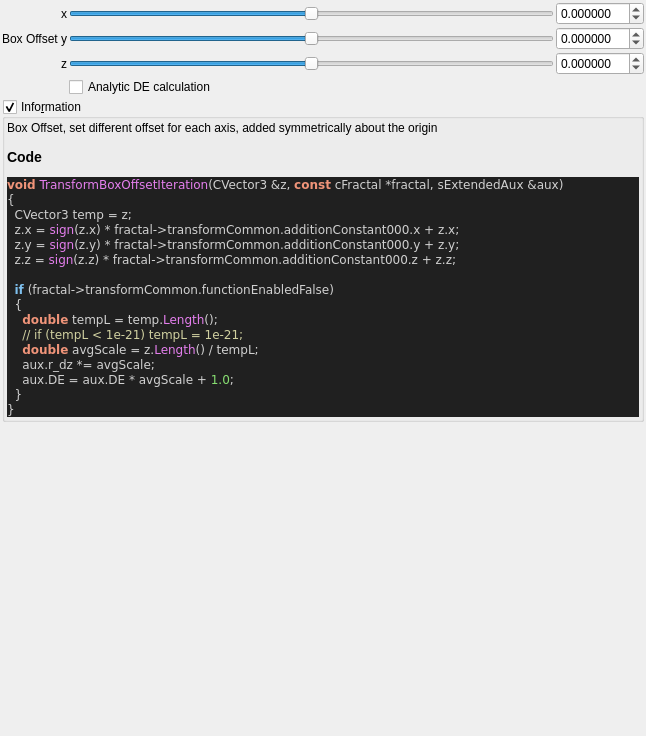
First picture: the form in mandelbulber2/qt_data/fractal_transf_box_offset.ui, repository buddhi1980/mandelbulber2, before the edit.
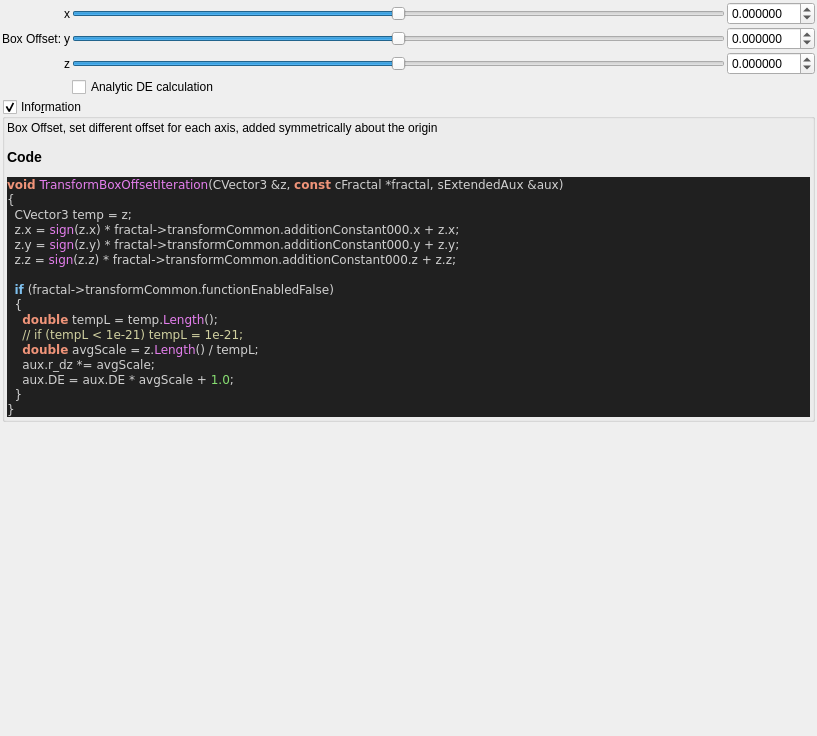
Second picture: the form after the edit. Custom widgets are drawn as their Qt base class.

```diff
--- a/mandelbulber2/qt_data/fractal_transf_box_offset.ui
+++ b/mandelbulber2/qt_data/fractal_transf_box_offset.ui
@@ -6,7 +6,7 @@
    <rect>
     <x>0</x>
     <y>0</y>
-    <width>646</width>
+    <width>817</width>
     <height>736</height>
    </rect>
   </property>
@@ -101,7 +101,7 @@
      <item row="0" column="0" rowspan="3">
       <widget class="QLabel" name="label_108">
        <property name="text">
-        <string>Box Offset</string>
+        <string>Box Offset:</string>
        </property>
       </widget>
      </item>
```
Left out of the diff: 10 changed lines with no effect on the pictures.
